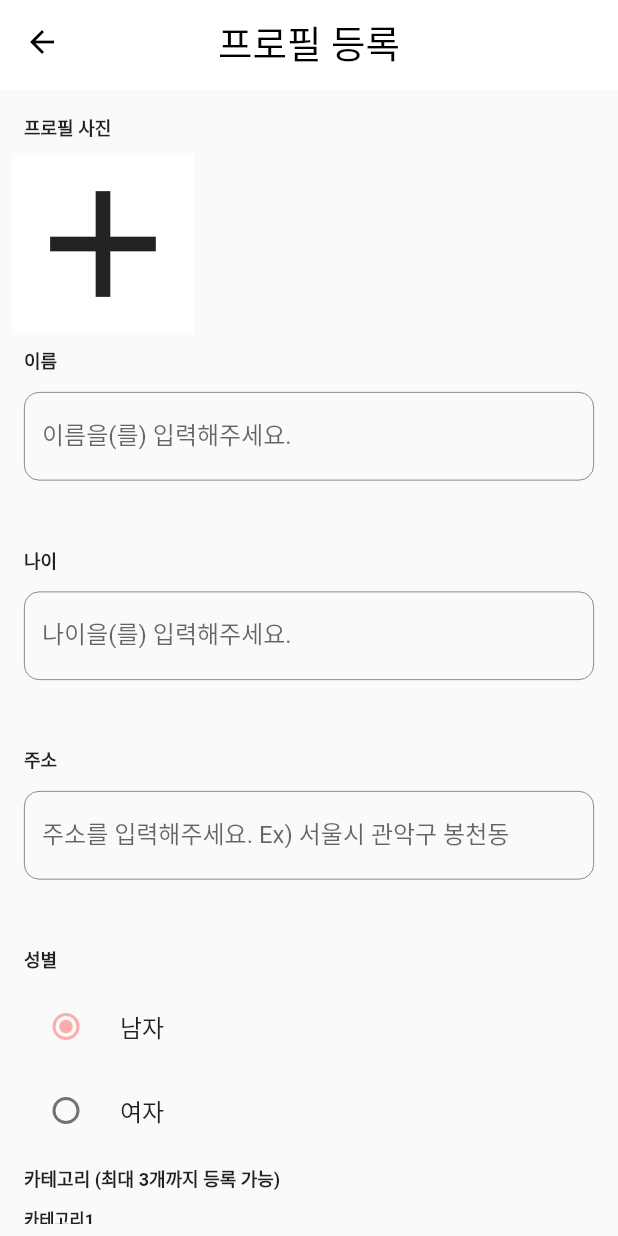
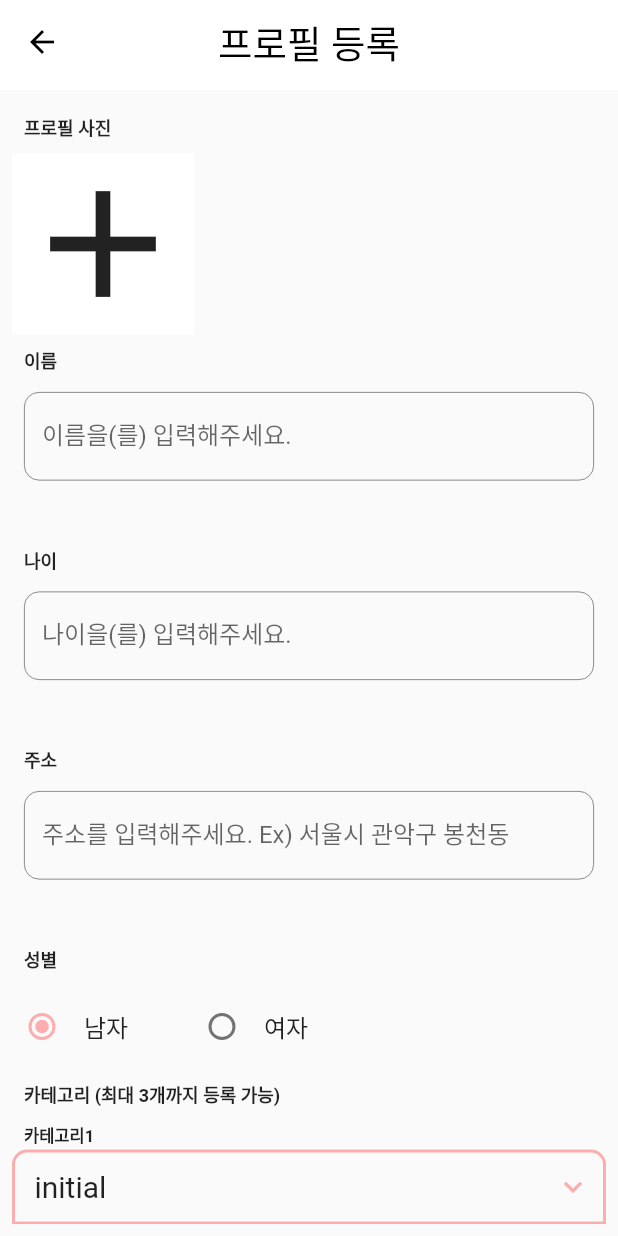
Before and after one commit to cielolimpio/mingle_mate_mobile, a Flutter app: the CreateProfileScreen screen opened by its route, on a phone screen of 412 x 824 dp. Run offline on Flutter 3.47's test engine with Material 2 defaults, Android fonts, the phone set to English and light mode, and no system bars; our stand-ins replace image_picker; missing offline and left inert: dart:ffi; Roboto replaces fonts that are missing (AppleSDGothicNeoBold).

```diff
--- a/lib/component/elevated_button.dart
+++ b/lib/component/elevated_button.dart
@@ -27,7 +27,6 @@ class MingleMateElevatedButton extends StatelessWidget {
 
   @override
   Widget build(BuildContext context) {
-    if (buttonWidth != null) buttonWidth = buttonWidth;
     return Padding(
       padding: const EdgeInsets.all(8.0),
       child: ElevatedButton(
--- a/lib/component/radio_button_gender.dart
+++ b/lib/component/radio_button_gender.dart
@@ -15,9 +15,11 @@ class _MingleMateRadioButtonGenderState extends State<MingleMateRadioButtonGende
 
   @override
   Widget build(BuildContext context) {
-    return Column(
+    return Row(
       children: [
-        RadioListTile(
+        SizedBox(
+          width: 120.0,
+          child: RadioListTile(
               activeColor: PRIMARY_COLOR,
               title: Text(Gender.MALE.korName),
               value: Gender.MALE.korName,
@@ -26,8 +28,14 @@ class _MingleMateRadioButtonGenderState extends State<MingleMateRadioButtonGende
                 setState(() {
                   _current = value.toString();
                 });
-            }),
-        RadioListTile(
+              },
+            visualDensity: VisualDensity(horizontal: VisualDensity.minimumDensity),
+            contentPadding: EdgeInsets.all(0),
+          ),
+        ),
+        SizedBox(
+          width: 120.0,
+          child: RadioListTile(
               activeColor: PRIMARY_COLOR,
               title: Text(Gender.FEMALE.korName),
               value: Gender.FEMALE.korName,
@@ -36,7 +44,12 @@ class _MingleMateRadioButtonGenderState extends State<MingleMateRadioButtonGende
                 setState(() {
                   _current = value.toString();
                 });
-            }),
+              },
+            contentPadding: EdgeInsets.all(0),
+            visualDensity: VisualDensity(horizontal: VisualDensity.minimumDensity),
+
+          ),
+        ),
       ],
     );
   }
--- a/lib/main.dart
+++ b/lib/main.dart
@@ -4,6 +4,7 @@ import 'package:mingle_mate_mobile/screens/create_profile.dart';
 import 'package:mingle_mate_mobile/screens/home.dart';
 import 'package:mingle_mate_mobile/screens/join.dart';
 import 'package:mingle_mate_mobile/screens/login.dart';
+import 'package:mingle_mate_mobile/screens/search_details.dart';
 
 void main() {
   runApp(const MyApp());
@@ -22,6 +23,7 @@ class MyApp extends StatelessWidget {
         '/join':(context) => JoinScreen(),
         '/home': (context) => HomeScreen(),
         '/createProfile' :(context) => CreateProfileScreen(),
+        '/searchDetails' : (context) => SearchDetailsScreen(),
       },
     );
   }
--- a/lib/screens/home.dart
+++ b/lib/screens/home.dart
@@ -29,7 +29,9 @@ class _HomeScreenState extends State<HomeScreen> {
                     text: "세부 조건으로 검색",
                     buttonColor: PRIMARY_COLOR,
                     textColor: Colors.white,
-                    onPressed: () {}),
+                    onPressed: () {
+                      Navigator.pushNamed(context, '/searchDetails');
+                    }),
                 MingleMateElevatedButton(
                     text: "프로필 등록하기",
                     buttonColor: PRIMARY_COLOR,
```
Also changed, not shown: lib/screens/search_details.dart (+79 -0 lines). Lines whose indentation alone changed are shown as unchanged.
